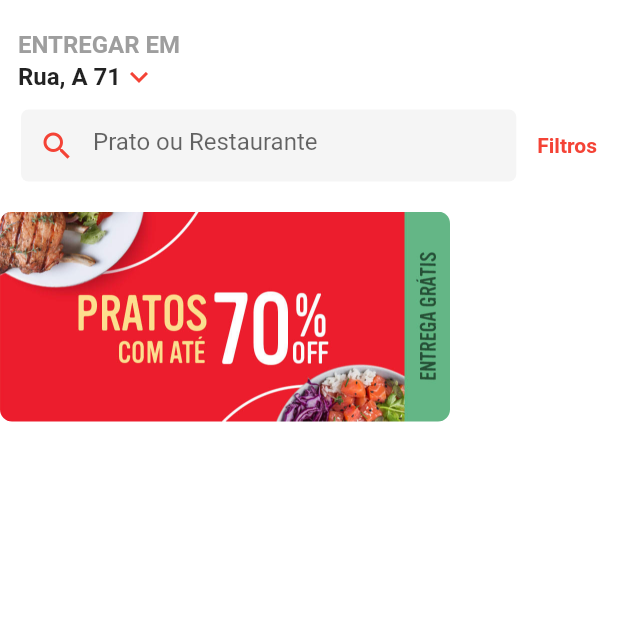
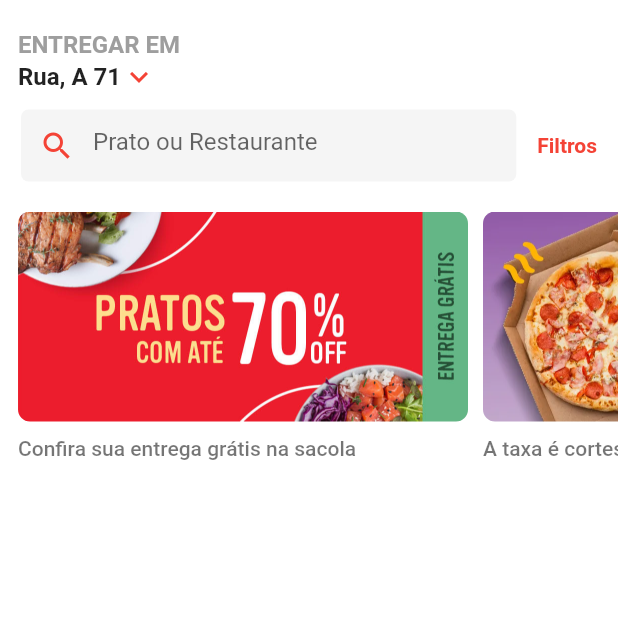
Before and after one commit to alefbispo/Ifood_Clone, a Flutter app: the screen it shows after launch, on a phone screen of 412 x 824 dp, the top half of it. Run offline on Flutter 3.47's test engine with Material 2 defaults, Android fonts, the phone set to English and light mode, and no system bars.

Commit message:
primeira coluna de imagens alinhadas

```diff
--- a/lib/main.dart
+++ b/lib/main.dart
@@ -86,7 +86,9 @@ class IfoodFlutter extends StatelessWidget {
               ),
             ),
             SizedBox(height: 20),
-            Container(
+            Padding(
+              padding: const EdgeInsets.only(left: 12),
+              child: Container(
                 height: 180,
                 decoration: BoxDecoration(
                   borderRadius: BorderRadius.circular(5),
@@ -100,15 +102,68 @@ class IfoodFlutter extends StatelessWidget {
                       children: <Widget>[
                         ClipRRect(
                           borderRadius: BorderRadius.circular(8),
-                       child: Image.asset('assets/images/restaurantes-0.png',
+                          child: Image.asset(
+                            'assets/images/restaurantes-0.png',
                             height: 140,
                           ),
+                        ),
+                        const SizedBox(height: 10),
+                        const Text(
+                          'Confira sua entrega grátis na sacola',
+                          style: TextStyle(
+                              fontWeight: FontWeight.w500,
+                              color: Colors.black54),
+                        )
+                      ],
+                    ),
+                    const SizedBox(width: 10),
+                    Column(
+                      crossAxisAlignment: CrossAxisAlignment.start,
+                      children: <Widget>[
+                        ClipRRect(
+                          borderRadius: BorderRadius.circular(8),
+                          child: Image.asset(
+                            'assets/images/restaurantes-1.png',
+                            height: 140,
+                          ),
+                        ),
+                        const SizedBox(
+                          height: 10,
+                        ),
+                        const Text(
+                          'A taxa é cortesia pra você',
+                          style: TextStyle(
+                              fontWeight: FontWeight.w500,
+                              color: Colors.black54),
+                        )
+                      ],
+                    ),const SizedBox(width: 10),
+                    Column(
+                      crossAxisAlignment: CrossAxisAlignment.start,
+                      children: <Widget>[
+                        ClipRRect(
+                          borderRadius: BorderRadius.circular(8),
+                          child: Image.asset(
+                            'assets/images/restaurantes-2.png',
+                            height: 140,
+                          ),
+                        ),
+                        const SizedBox(
+                          height: 10,
+                        ),
+                        const Text(
+                          'Comida gostosa e sem taxas',
+                          style: TextStyle(
+                              fontWeight: FontWeight.w500,
+                              color: Colors.black54),
                         )
                       ],
                     )
                   ],
                 ),
-            )
+              ),
+            ),
+
           ],
         ),
       ),
```
Lines whose indentation alone changed are shown as unchanged.
